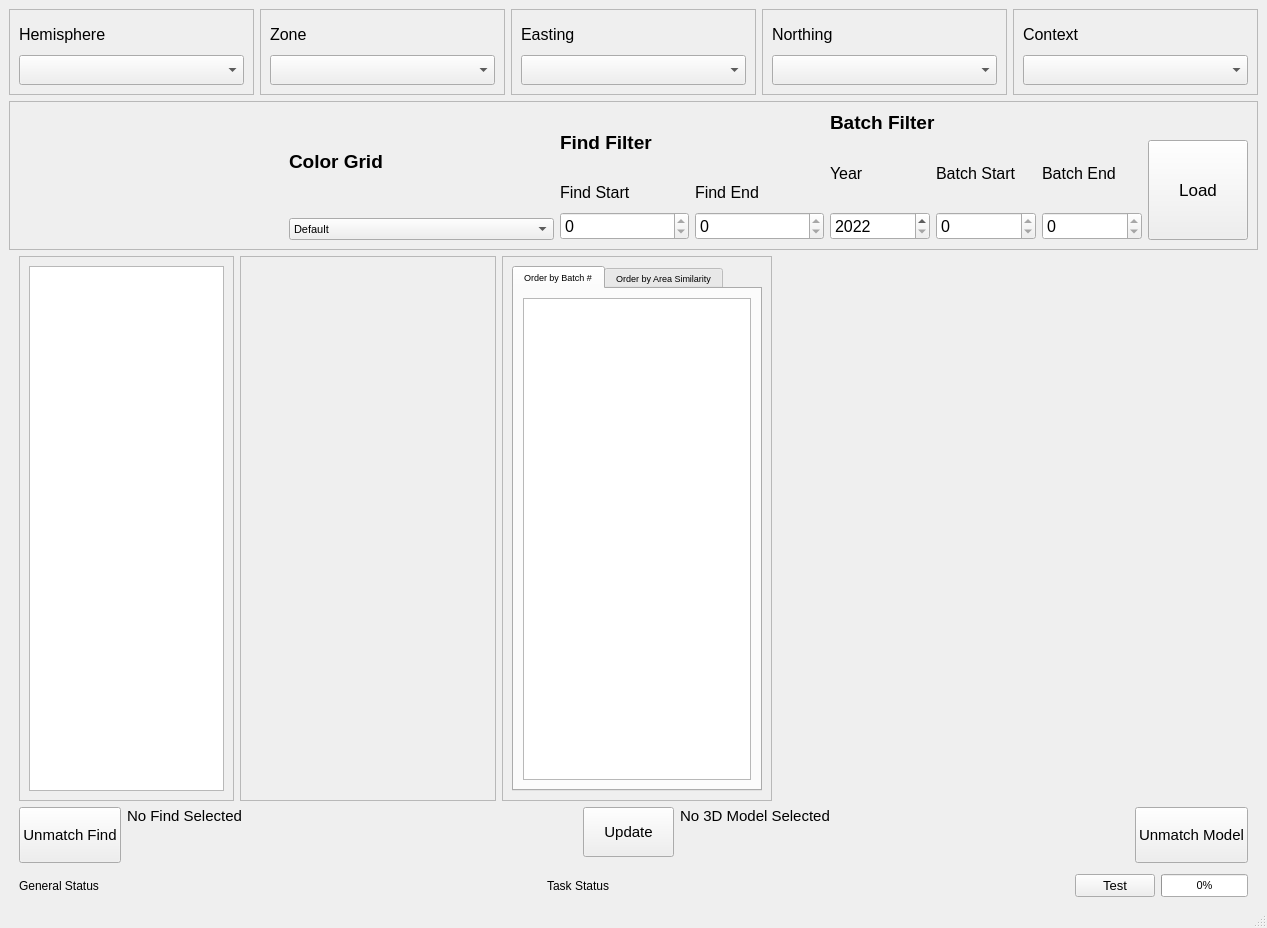
ggetzie/APSAP, file view/ui_files/MainWindow.ui: the form before one commit.
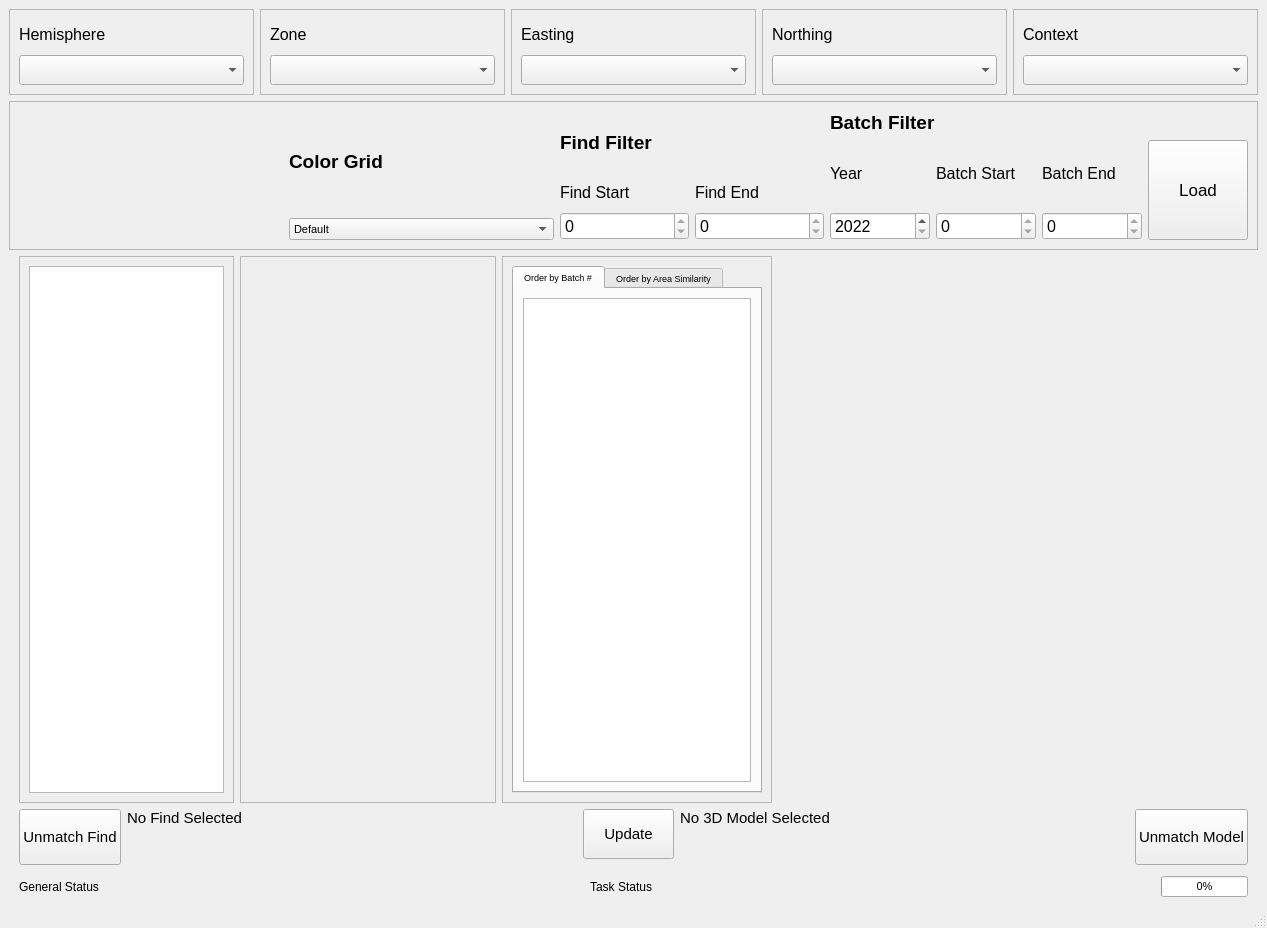
The form after the commit. Icons and pictures are not drawn.

Diff of the .ui file:
```diff
--- a/view/ui_files/MainWindow.ui
+++ b/view/ui_files/MainWindow.ui
@@ -40,7 +40,7 @@
   <widget class="QWidget" name="centralwidget">
    <layout class="QGridLayout" name="gridLayout_3">
     <item row="6" column="1">
-     <layout class="QHBoxLayout" name="horizontalLayout" stretch="1,1,0,0">
+     <layout class="QHBoxLayout" name="horizontalLayout" stretch="1,1,0">
       <property name="leftMargin">
        <number>10</number>
       </property>
@@ -95,24 +95,6 @@
         </property>
        </widget>
       </item>
-      <item>
-       <widget class="QPushButton" name="test_task_button">
-        <property name="font">
-         <font>
-          <pointsize>10</pointsize>
-         </font>
-        </property>
-        <property name="toolTip">
-         <string>Runs a test task in the background</string>
-        </property>
-        <property name="whatsThis">
-         <string/>
-        </property>
-        <property name="text">
-         <string>Test</string>
-        </property>
-       </widget>
-      </item>
       <item>
        <widget class="QProgressBar" name="task_progress">
         <property name="sizePolicy">
```
